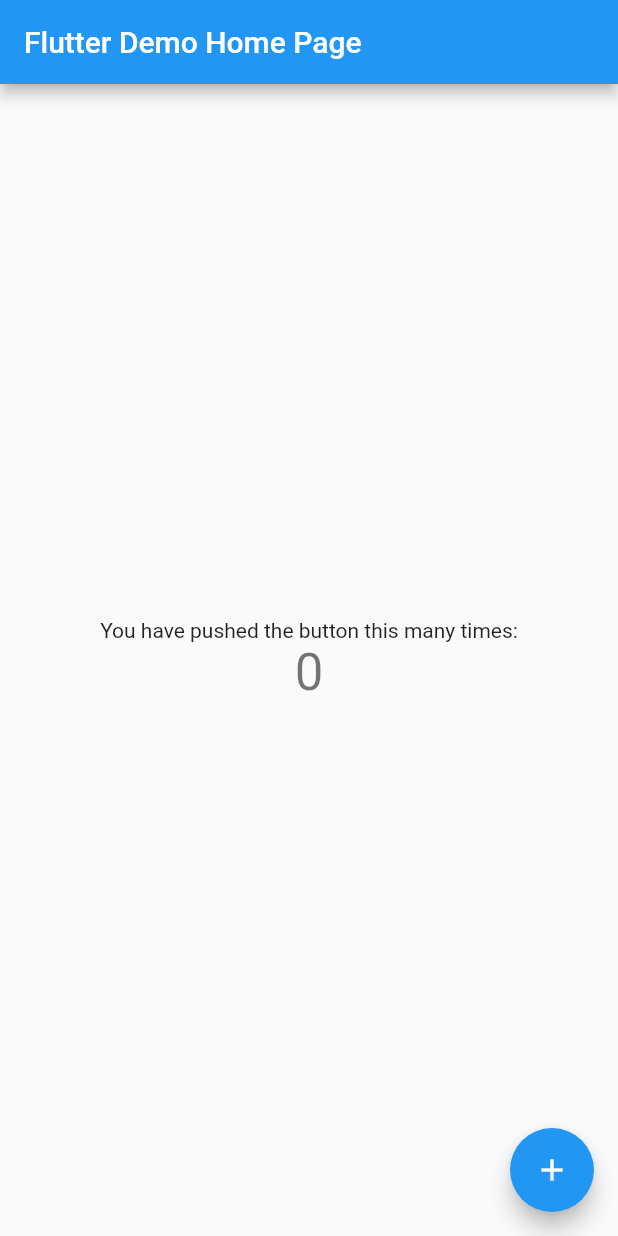
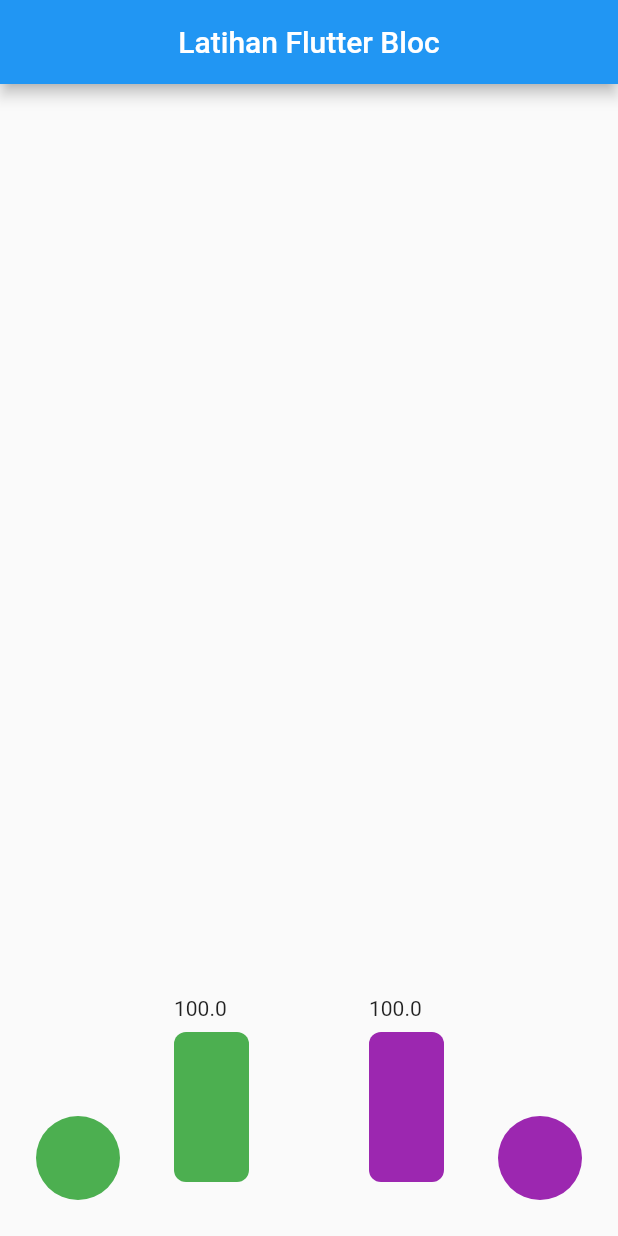
Before and after one commit to riansyahrobi8/flutter_bloc, a Flutter app: the screen it shows after launch, on a phone screen of 412 x 824 dp. Run offline on Flutter 3.47's test engine with Material 2 defaults, Android fonts, the phone set to English and light mode, and no system bars.

Commit message:
start from scratch

```diff
--- /dev/null
+++ b/lib/length_bloc.dart
@@ -0,0 +1,48 @@
+import 'dart:async';
+
+enum LengthEvents { add_length_green, add_length_purple }
+
+class LengthBloc {
+  double _lengthGreen = 100.0;
+  double _lengthPurple = 100.0;
+
+  LengthBloc() {
+    _eventLengthController.stream.listen(_mapEventToStream);
+  }
+
+  // definisikan event controller
+  StreamController<LengthEvents> _eventLengthController =
+      StreamController<LengthEvents>();
+
+  // definisikan event sink
+  StreamSink<LengthEvents> get eventSinkGreen => _eventLengthController.sink;
+  StreamSink<LengthEvents> get eventSinkPurple => _eventLengthController.sink;
+
+  // definisikan state
+  StreamController _stateGreenController = StreamController();
+  StreamController _statePurpleController = StreamController();
+
+  // definisikan state sink
+  StreamSink get _stateSinkGreen => _stateGreenController.sink;
+  StreamSink get _stateSinkPurple => _statePurpleController.sink;
+
+  // definisikan stream
+  Stream get stateGreenStream => _stateGreenController.stream;
+  Stream get statePurpleStream => _statePurpleController.stream;
+
+  void _mapEventToStream(LengthEvents lengthEvents) {
+    if (lengthEvents == LengthEvents.add_length_green) {
+      _lengthGreen += 10.0;
+      _stateSinkGreen.add(_lengthGreen);
+    } else {
+      _lengthPurple += 10.0;
+      _stateSinkPurple.add(_lengthPurple);
+    }
+  }
+
+  void dispose() {
+    _eventLengthController.close();
+    _stateGreenController.close();
+    _statePurpleController.close();
+  }
+}
--- a/lib/main.dart
+++ b/lib/main.dart
@@ -1,117 +1,131 @@
 import 'package:flutter/material.dart';
+import 'package:flutter_bloc/length_bloc.dart';
 
 void main() {
   runApp(MyApp());
 }
 
 class MyApp extends StatelessWidget {
-  // This widget is the root of your application.
   @override
   Widget build(BuildContext context) {
     return MaterialApp(
-      title: 'Flutter Demo',
-      theme: ThemeData(
-        // This is the theme of your application.
-        //
-        // Try running your application with "flutter run". You'll see the
-        // application has a blue toolbar. Then, without quitting the app, try
-        // changing the primarySwatch below to Colors.green and then invoke
-        // "hot reload" (press "r" in the console where you ran "flutter run",
-        // or simply save your changes to "hot reload" in a Flutter IDE).
-        // Notice that the counter didn't reset back to zero; the application
-        // is not restarted.
-        primarySwatch: Colors.blue,
-        // This makes the visual density adapt to the platform that you run
-        // the app on. For desktop platforms, the controls will be smaller and
-        // closer together (more dense) than on mobile platforms.
-        visualDensity: VisualDensity.adaptivePlatformDensity,
-      ),
-      home: MyHomePage(title: 'Flutter Demo Home Page'),
+      debugShowCheckedModeBanner: false,
+      home: HomePage(),
     );
   }
 }
 
-class MyHomePage extends StatefulWidget {
-  MyHomePage({Key key, this.title}) : super(key: key);
-
-  // This widget is the home page of your application. It is stateful, meaning
-  // that it has a State object (defined below) that contains fields that affect
-  // how it looks.
-
-  // This class is the configuration for the state. It holds the values (in this
-  // case the title) provided by the parent (in this case the App widget) and
-  // used by the build method of the State. Fields in a Widget subclass are
-  // always marked "final".
-
-  final String title;
-
+class HomePage extends StatefulWidget {
   @override
-  _MyHomePageState createState() => _MyHomePageState();
+  _HomePageState createState() => _HomePageState();
 }
 
-class _MyHomePageState extends State<MyHomePage> {
-  int _counter = 0;
-
-  void _incrementCounter() {
-    setState(() {
-      // This call to setState tells the Flutter framework that something has
-      // changed in this State, which causes it to rerun the build method below
-      // so that the display can reflect the updated values. If we changed
-      // _counter without calling setState(), then the build method would not be
-      // called again, and so nothing would appear to happen.
-      _counter++;
-    });
-  }
+class _HomePageState extends State<HomePage> {
+  LengthBloc lengthBloc = LengthBloc();
 
   @override
   Widget build(BuildContext context) {
-    // This method is rerun every time setState is called, for instance as done
-    // by the _incrementCounter method above.
-    //
-    // The Flutter framework has been optimized to make rerunning build methods
-    // fast, so that you can just rebuild anything that needs updating rather
-    // than having to individually change instances of widgets.
     return Scaffold(
       appBar: AppBar(
-        // Here we take the value from the MyHomePage object that was created by
-        // the App.build method, and use it to set our appbar title.
-        title: Text(widget.title),
+        title: Text("Latihan Flutter Bloc"),
+        centerTitle: true,
       ),
-      body: Center(
-        // Center is a layout widget. It takes a single child and positions it
-        // in the middle of the parent.
-        child: Column(
-          // Column is also a layout widget. It takes a list of children and
-          // arranges them vertically. By default, it sizes itself to fit its
-          // children horizontally, and tries to be as tall as its parent.
-          //
-          // Invoke "debug painting" (press "p" in the console, choose the
-          // "Toggle Debug Paint" action from the Flutter Inspector in Android
-          // Studio, or the "Toggle Debug Paint" command in Visual Studio Code)
-          // to see the wireframe for each widget.
-          //
-          // Column has various properties to control how it sizes itself and
-          // how it positions its children. Here we use mainAxisAlignment to
-          // center the children vertically; the main axis here is the vertical
-          // axis because Columns are vertical (the cross axis would be
-          // horizontal).
-          mainAxisAlignment: MainAxisAlignment.center,
-          children: <Widget>[
-            Text(
-              'You have pushed the button this many times:',
+      body: Stack(
+        children: [
+          Align(
+            alignment: Alignment.bottomCenter,
+            child: Padding(
+              padding: EdgeInsets.all(36.0),
+              child: Row(
+                mainAxisAlignment: MainAxisAlignment.spaceEvenly,
+                crossAxisAlignment: CrossAxisAlignment.end,
+                children: [
+                  StreamBuilder(
+                    initialData: 100.0,
+                    stream: lengthBloc.stateGreenStream,
+                    builder: (context, snapshot) => Column(
+                      mainAxisAlignment: MainAxisAlignment.end,
+                      crossAxisAlignment: CrossAxisAlignment.start,
+                      children: [
+                        Text(snapshot.data.toString()),
+                        SizedBox(
+                          height: 8.0,
+                        ),
+                        AnimatedContainer(
+                          duration: Duration(milliseconds: 400),
+                          width: 50.0,
+                          height: snapshot.data,
+                          decoration: BoxDecoration(
+                              color: Colors.green,
+                              borderRadius: BorderRadius.circular(8.0)),
+                        ),
+                      ],
+                    ),
+                  ),
+                  StreamBuilder(
+                      initialData: 100.0,
+                      stream: lengthBloc.statePurpleStream,
+                      builder: (context, snapshot) => Column(
+                            mainAxisAlignment: MainAxisAlignment.end,
+                            crossAxisAlignment: CrossAxisAlignment.start,
+                            children: [
+                              Text(snapshot.data.toString()),
+                              SizedBox(
+                                height: 8.0,
+                              ),
+                              AnimatedContainer(
+                                duration: Duration(milliseconds: 400),
+                                width: 50.0,
+                                height: snapshot.data,
+                                decoration: BoxDecoration(
+                                    color: Colors.purple,
+                                    borderRadius: BorderRadius.circular(8.0)),
+                              ),
+                            ],
+                          )),
+                ],
+              ),
             ),
-            Text(
-              '$_counter',
-              style: Theme.of(context).textTheme.headline4,
+          ),
+          Align(
+            alignment: Alignment.bottomCenter,
+            child: Padding(
+              padding: EdgeInsets.all(24.0),
+              child: Row(
+                mainAxisAlignment: MainAxisAlignment.spaceBetween,
+                children: [
+                  GestureDetector(
+                    onTap: () {
+                      lengthBloc.eventSinkGreen
+                          .add(LengthEvents.add_length_green);
+                    },
+                    child: Container(
+                      width: 56.0,
+                      height: 56.0,
+                      decoration: BoxDecoration(
+                          color: Colors.green,
+                          borderRadius: BorderRadius.circular(28.0)),
+                    ),
+                  ),
+                  GestureDetector(
+                    onTap: () {
+                      lengthBloc.eventSinkPurple
+                          .add(LengthEvents.add_length_purple);
+                    },
+                    child: Container(
+                      width: 56.0,
+                      height: 56.0,
+                      decoration: BoxDecoration(
+                          color: Colors.purple,
+                          borderRadius: BorderRadius.circular(28.0)),
+                    ),
+                  ),
+                ],
+              ),
             ),
-          ],
-        ),
+          )
+        ],
       ),
-      floatingActionButton: FloatingActionButton(
-        onPressed: _incrementCounter,
-        tooltip: 'Increment',
-        child: Icon(Icons.add),
-      ), // This trailing comma makes auto-formatting nicer for build methods.
     );
   }
 }
```
